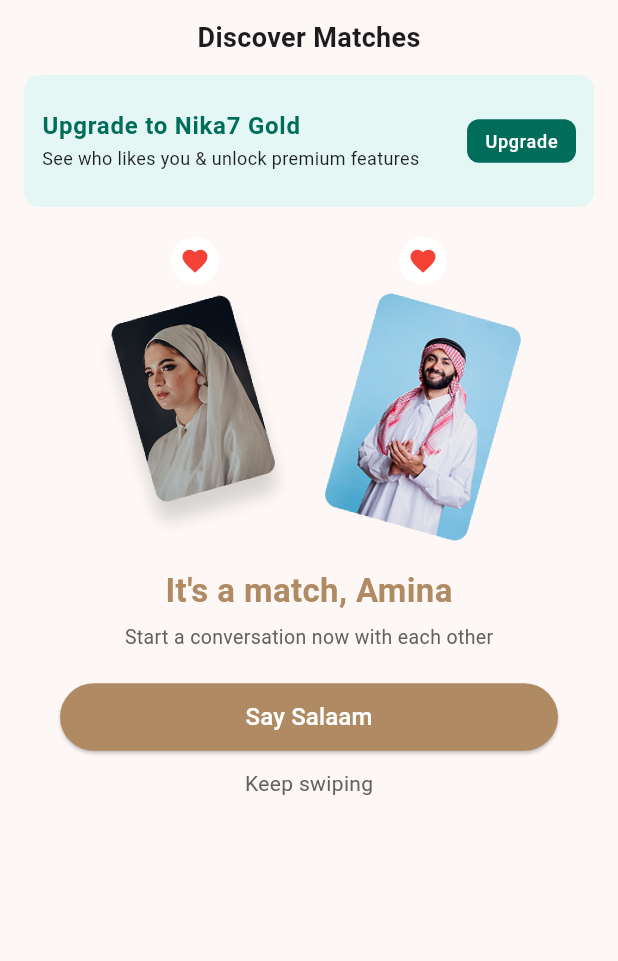
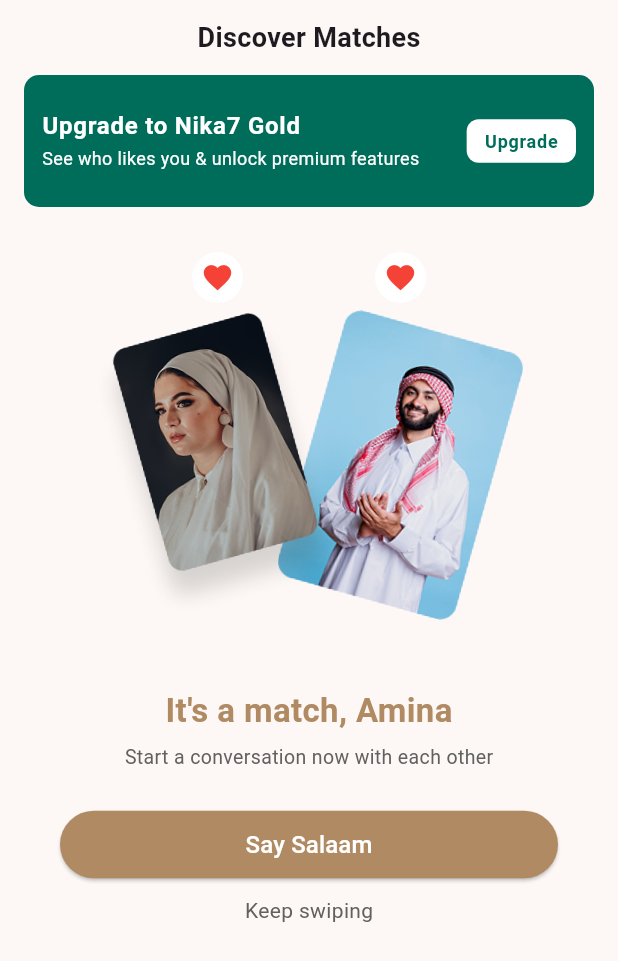
Before and after one commit to Amansarfraz/Nikkah-app, a Flutter app: the DiscoverMatchesScreen2 screen opened by its route, on a phone screen of 412 x 824 dp. Shown: the top 961 px of the screen. Run offline on Flutter 3.47's test engine with Material 3 defaults, Android fonts, the phone set to English and light mode, and no system bars; Roboto replaces fonts that are missing (Poppins).

Commit message:
your message

```diff
--- a/nikkah_plus2/lib/screens/discover_matches_screen2.dart
+++ b/nikkah_plus2/lib/screens/discover_matches_screen2.dart
@@ -19,12 +19,12 @@ class DiscoverMatchesScreen2 extends StatelessWidget {
               ),
             ),
 
-            // Upgrade Card
+            // Upgrade Card (dark green background + white text)
             Padding(
               padding: const EdgeInsets.symmetric(horizontal: 16.0),
               child: Container(
                 decoration: BoxDecoration(
-                  color: const Color(0xffe4f7f4),
+                  color: const Color(0xff006d5b), // Dark green background
                   borderRadius: BorderRadius.circular(10),
                 ),
                 child: ListTile(
@@ -36,16 +36,16 @@ class DiscoverMatchesScreen2 extends StatelessWidget {
                     "Upgrade to Nika7 Gold",
                     style: TextStyle(
                       fontWeight: FontWeight.bold,
-                      color: const Color(0xff006d5b),
+                      color: Colors.white, // white text
                     ),
                   ),
                   subtitle: Text(
                     "See who likes you & unlock premium features",
-                    style: TextStyle(fontSize: 12, color: Colors.black87),
+                    style: TextStyle(fontSize: 12, color: Colors.white),
                   ),
                   trailing: Container(
                     decoration: BoxDecoration(
-                      color: const Color(0xff006d5b),
+                      color: Colors.white, // white button background
                       borderRadius: BorderRadius.circular(8),
                     ),
                     padding: const EdgeInsets.symmetric(
@@ -54,18 +54,22 @@ class DiscoverMatchesScreen2 extends StatelessWidget {
                     ),
                     child: Text(
                       "Upgrade",
-                      style: TextStyle(color: Colors.white, fontSize: 12),
+                      style: TextStyle(
+                        color: const Color(0xff006d5b), // green text
+                        fontSize: 12,
+                        fontWeight: FontWeight.bold,
+                      ),
                     ),
                   ),
                 ),
               ),
             ),
 
-            const SizedBox(height: 20),
+            const SizedBox(height: 30),
 
-            // Two profile images
+            // Two profile images (bigger size)
             SizedBox(
-              height: 200,
+              height: 250,
               child: Stack(
                 alignment: Alignment.center,
                 children: [
@@ -83,7 +87,7 @@ class DiscoverMatchesScreen2 extends StatelessWidget {
                           child: Icon(
                             Icons.favorite,
                             color: Colors.red,
-                            size: 20,
+                            size: 22,
                           ),
                         ),
                         SizedBox(height: 8),
@@ -92,9 +96,9 @@ class DiscoverMatchesScreen2 extends StatelessWidget {
                           child: ClipRRect(
                             borderRadius: BorderRadius.circular(12),
                             child: Image.asset(
-                              'assets/images/photo boy.png', // <-- Replace with your male image path
-                              width: 120,
-                              height: 160,
+                              'assets/images/photo boy.png',
+                              width: 150, // bigger size
+                              height: 200, // bigger size
                               fit: BoxFit.cover,
                             ),
                           ),
@@ -116,7 +120,7 @@ class DiscoverMatchesScreen2 extends StatelessWidget {
                           child: Icon(
                             Icons.favorite,
                             color: Colors.red,
-                            size: 20,
+                            size: 22,
                           ),
                         ),
                         SizedBox(height: 8),
@@ -125,9 +129,9 @@ class DiscoverMatchesScreen2 extends StatelessWidget {
                           child: ClipRRect(
                             borderRadius: BorderRadius.circular(12),
                             child: Image.asset(
-                              'assets/images/photo girl.png', // <-- Replace with your female image path
-                              width: 120,
-                              height: 160,
+                              'assets/images/photo girl.png',
+                              width: 150, // bigger size
+                              height: 200, // bigger size
                               fit: BoxFit.cover,
                             ),
                           ),
@@ -139,8 +143,7 @@ class DiscoverMatchesScreen2 extends StatelessWidget {
               ),
             ),
 
-            const SizedBox(height: 20),
-
+            const SizedBox(height: 40), // moved text further down
             // Match Text
             Text(
               "It's a match, Amina",
@@ -156,7 +159,7 @@ class DiscoverMatchesScreen2 extends StatelessWidget {
               style: TextStyle(fontSize: 13, color: Colors.grey[700]),
             ),
 
-            const SizedBox(height: 20),
+            const SizedBox(height: 25),
 
             // Say Salaam Button
             Padding(
```
